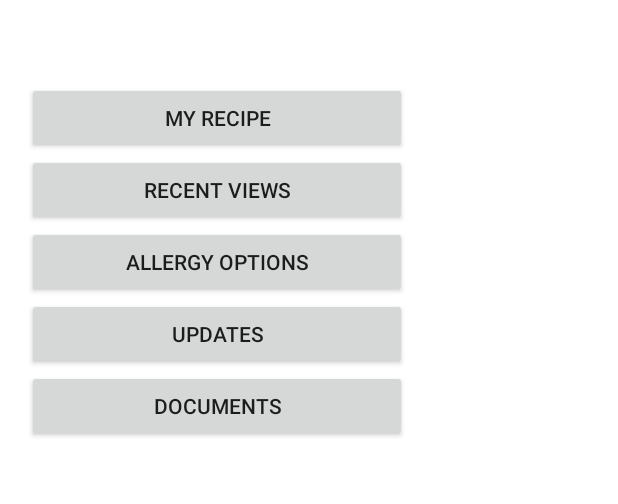
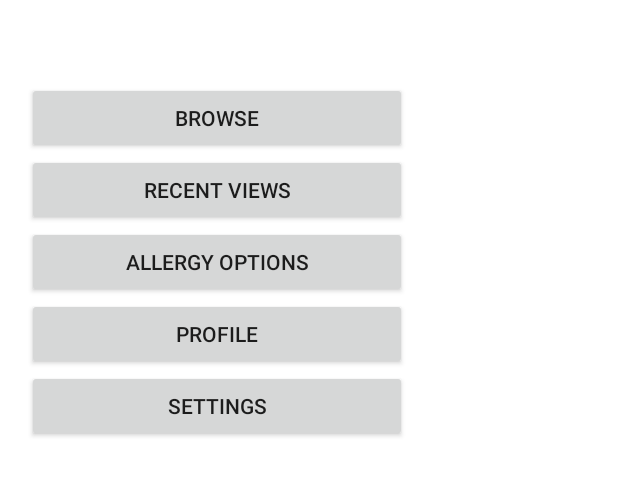
Before and after one commit to ParkerStraus/Senior-Project-App, an Android app: the layout activity_dashboard.xml on its own in the app's theme, with its tools: preview values and no code run, on a phone screen of 412 x 824 dp. Shown: the part 291-795 px from the top of the screen. Run offline under Robolectric (Android 15) with nearby library versions, the phone set to English and light mode, and no system bars.

Commit message:
update
silas

```diff
--- a/TimelyChefs/app/src/main/res/layout/activity_dashboard.xml
+++ b/TimelyChefs/app/src/main/res/layout/activity_dashboard.xml
@@ -124,10 +124,10 @@
         app:layout_constraintVertical_bias="0.48000002">
 
         <Button
-            android:id="@+id/Recipe"
+            android:id="@+id/Browse"
             android:layout_width="match_parent"
             android:layout_height="wrap_content"
-            android:text="My Recipe" />
+            android:text="Browse" />
 
         <Button
             android:id="@+id/RecentViews"
@@ -142,16 +142,16 @@
             android:text="Allergy Options" />
 
         <Button
-            android:id="@+id/Updates"
+            android:id="@+id/Profile"
             android:layout_width="match_parent"
             android:layout_height="wrap_content"
-            android:text="Updates" />
+            android:text="Profile" />
 
         <Button
-            android:id="@+id/Documents"
+            android:id="@+id/Settings"
             android:layout_width="match_parent"
             android:layout_height="wrap_content"
-            android:text="Documents" />
+            android:text="Settings" />
 
         <View
             android:id="@+id/view"
@@ -161,7 +161,7 @@
     </LinearLayout>
 
     <Button
-        android:id="@+id/HomePage"
+        android:id="@+id/MainAct"
         android:layout_width="125dp"
         android:layout_height="49dp"
         android:layout_marginBottom="64dp"
```
Also changed, not shown: TimelyChefs/app/src/main/java/com/example/timelychefs/Dashboard.java (+51 -1 lines).
